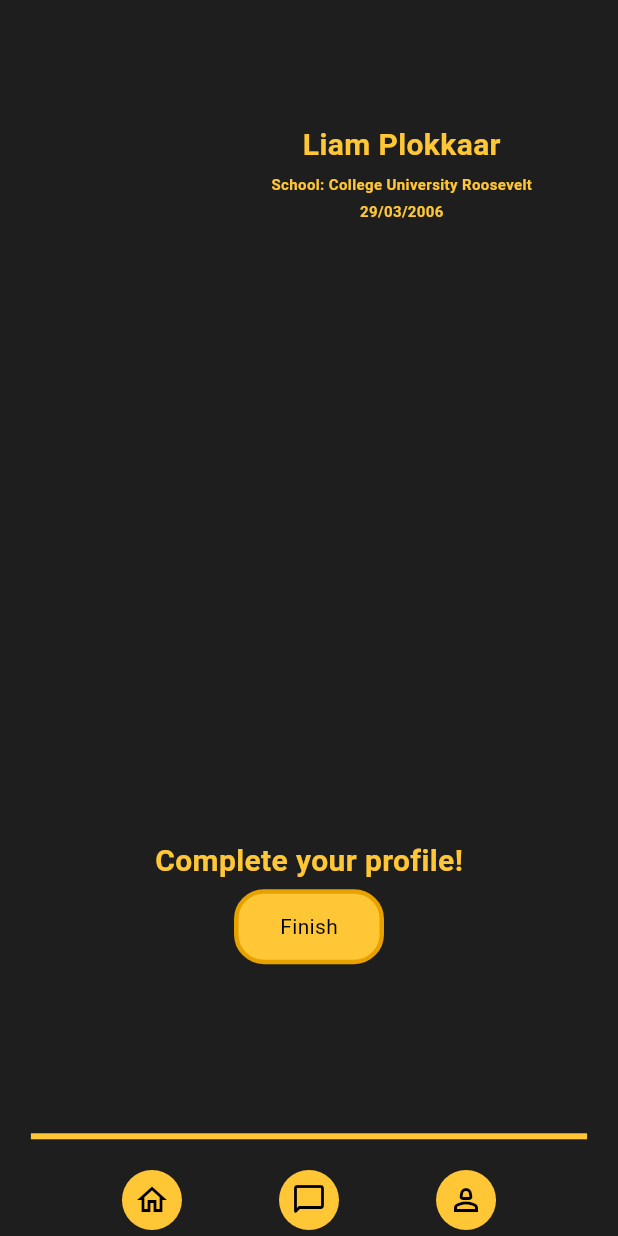
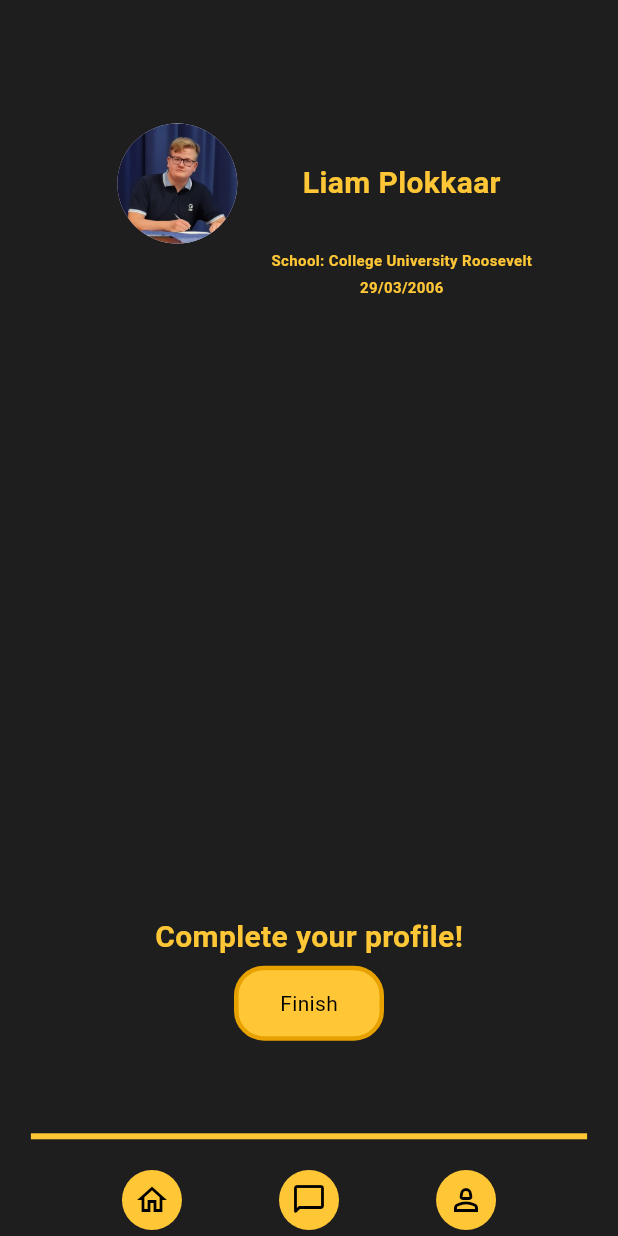
Before and after one commit to DIVD-works/_app, a Flutter app: the screen it shows after launch, item 3 of the bottom bar chosen, on a phone screen of 412 x 824 dp. Run offline on Flutter 3.47's test engine with Material 3 defaults, Android fonts, the phone set to English and light mode, and no system bars; Roboto replaces fonts that are missing (Arial).

Commit message:
profile done for now

```diff
--- a/lib/pages/profilepage.dart
+++ b/lib/pages/profilepage.dart
@@ -4,6 +4,8 @@ import '../widgets/button2.dart';
 import '../pages/vragenpage.dart';
 
 class ProfilePage extends StatelessWidget {
+  const ProfilePage({super.key});
+
   @override
   Widget build(BuildContext context) {
     double screenWidth = MediaQuery.of(context).size.width;
@@ -24,8 +26,13 @@ class ProfilePage extends StatelessWidget {
                   Row(
                     mainAxisAlignment: MainAxisAlignment.center,
                     children: [
+                      CircleAvatar(
+                        radius: 40,
+                        backgroundImage: AssetImage('lib/img/Liam.png'),
+                      ),
+                      SizedBox(width: 10),
                       Padding(
-                        padding: EdgeInsets.only(left: responsivePadding),
+                        padding: EdgeInsets.only(left: responsivePadding - 90),
                         child: Text(
                           'Liam Plokkaar',
                           style: TextStyle(
--- a/lib/pages/startpage.dart
+++ b/lib/pages/startpage.dart
@@ -4,6 +4,8 @@ import '../widgets/button2.dart';
 import '../pages/vragenpage.dart';
 
 class StartPage extends StatelessWidget {
+  const StartPage({super.key});
+
   @override
   Widget build(BuildContext context) {
     return ScaffoldPage(
--- a/lib/pages/vragenpage.dart
+++ b/lib/pages/vragenpage.dart
@@ -3,6 +3,8 @@ import '../widgets/empty-screen.dart';
 import '../widgets/textfield.dart';
 
 class VragenPage extends StatelessWidget {
+  const VragenPage({super.key});
+
   @override
   Widget build(BuildContext context) {
     return ScaffoldPage(
--- a/lib/widgets/button.dart
+++ b/lib/widgets/button.dart
@@ -5,10 +5,10 @@ class Button extends StatelessWidget {
   final VoidCallback onPressed;
 
   const Button({
-    Key? key,
+    super.key,
     required this.icon,
     required this.onPressed,
-  }) : super(key: key);
+  });
 
   @override
   Widget build(BuildContext context) {
--- a/lib/widgets/button2.dart
+++ b/lib/widgets/button2.dart
@@ -8,13 +8,13 @@ class Button2 extends StatelessWidget {
   final Color borderColor;
 
   const Button2({
-    Key? key,
+    super.key,
     required this.text,
     required this.onPressed,
     this.width = 200.0,
     this.height = 50.0,
     this.borderColor = const Color(0xFFE8A200),
-  }) : super(key: key);
+  });
 
   @override
   Widget build(BuildContext context) {
--- a/lib/widgets/empty-screen.dart
+++ b/lib/widgets/empty-screen.dart
@@ -6,7 +6,7 @@ import '../pages/profilepage.dart';
 class ScaffoldPage extends StatelessWidget {
   final Widget child;
 
-  ScaffoldPage({required this.child});
+  const ScaffoldPage({super.key, required this.child});
 
   @override
   Widget build(BuildContext context) {
--- a/lib/widgets/textfield.dart
+++ b/lib/widgets/textfield.dart
@@ -8,13 +8,13 @@ class ITextField extends StatefulWidget {
   final bool obscureText;
 
   const ITextField({
-    Key? key,
+    super.key,
     this.width = 300,
     this.height = 50,
     required this.hintText,
     this.controller,
     this.obscureText = false,
-  }) : super(key: key);
+  });
 
   @override
   _ITextFieldState createState() => _ITextFieldState();
--- a/pubspec.yaml
+++ b/pubspec.yaml
@@ -57,6 +57,8 @@ flutter:
   # the material Icons class.
   uses-material-design: true
 
+  assets:
+    - lib/img/Liam.png
   # To add assets to your application, add an assets section, like this:
   # assets:
   #   - images/a_dot_burr.jpeg
```
Also changed, not shown: lib/img/Liam.png (added).
